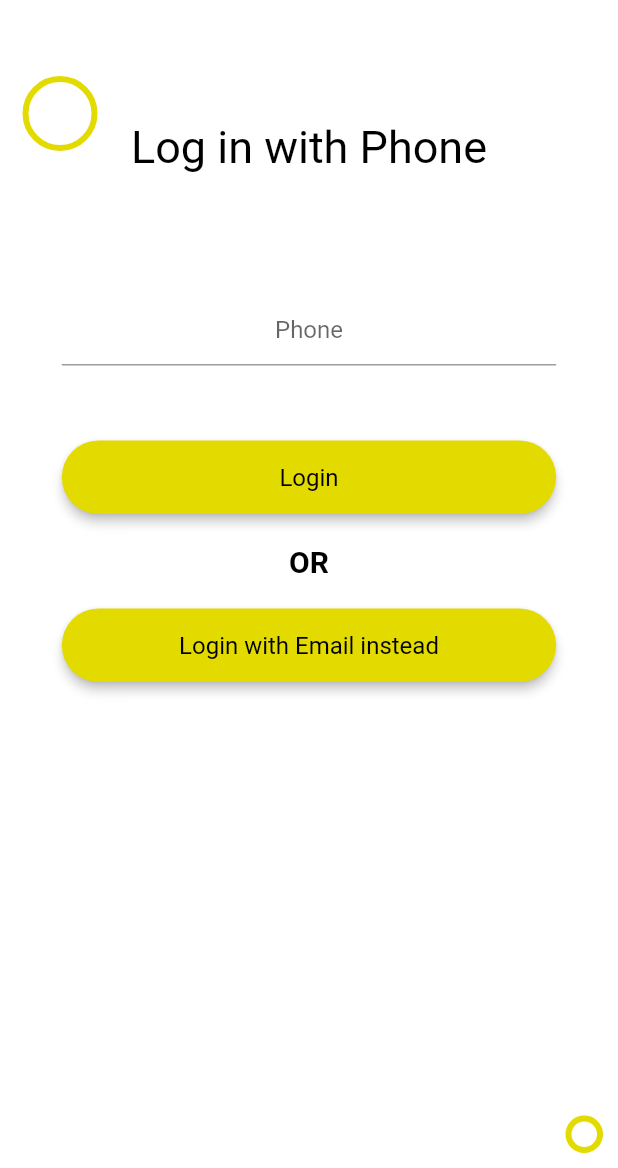
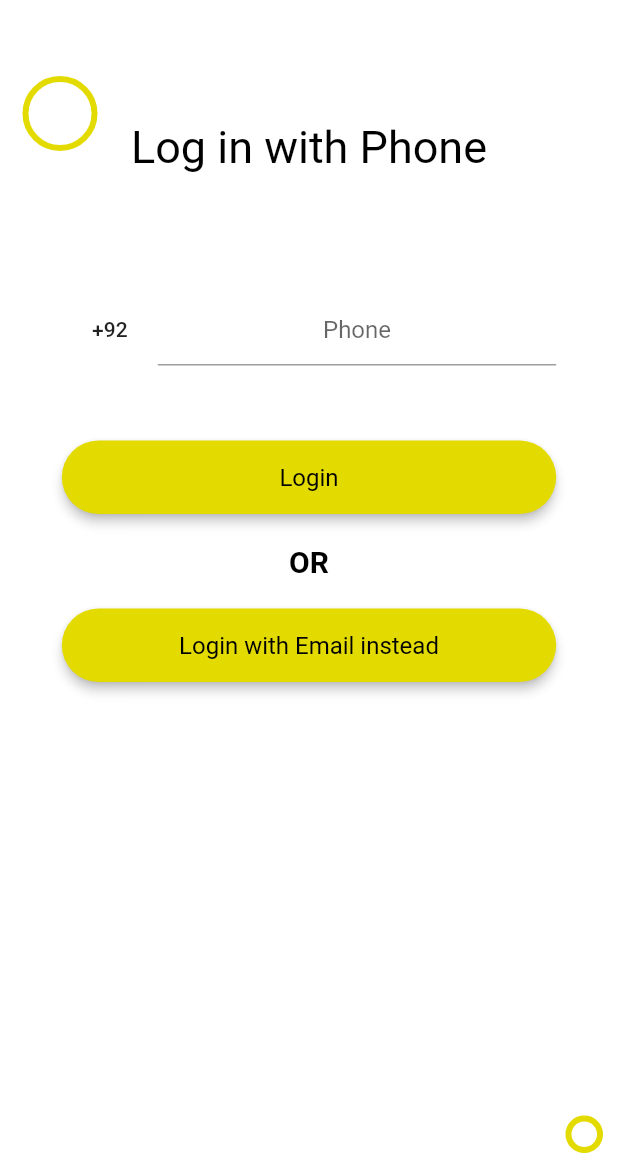
Before and after one commit to pbwauyo/flutter-auth-app, a Flutter app: the PhoneLogin screen opened directly, after a tap on "Login", on a phone screen of 412 x 824 dp, the part 68-1236 px from its top. Run offline on Flutter 3.47's test engine with Material 2 defaults, Android fonts, the phone set to English and light mode, and no system bars; drawn by our look-alikes of country_code_picker; our stand-ins replace bloc, cloud_firestore, email_validator, equatable, firebase_auth, firebase_core and 5 more; missing offline and left inert: flutter_facebook_auth, flutter_twitter_login, regexed_validator, twitter_api; accounts and stored records are empty; network calls fail.

Commit message:
added country picker for phone

```diff
--- a/lib/pages/phone_login.dart
+++ b/lib/pages/phone_login.dart
@@ -16,10 +16,20 @@ import 'package:flutter/cupertino.dart';
 import 'package:flutter/material.dart';
 import 'package:flutter_bloc/flutter_bloc.dart';
 import 'package:flutter_svg/flutter_svg.dart';
+import 'package:country_code_picker/country_code_picker.dart';
 
-class PhoneLogin extends StatelessWidget {
+
+class PhoneLogin extends StatefulWidget {
+  @override
+  _PhoneLoginState createState() => _PhoneLoginState();
+}
+
+class _PhoneLoginState extends State<PhoneLogin> {
   final _phoneTxtController  = TextEditingController();
+
   final _authRepo = AuthRepo();
+  final _initialSelection = "+92";
+  String _dialCode;
 
   @override
   Widget build(BuildContext context) {
@@ -63,12 +73,25 @@ class PhoneLogin extends StatelessWidget {
                       child: Container(
                         width: screenWidth * 0.8,
                         margin: const EdgeInsets.only(bottom: 10, top: 80),
+                        child: Row(
+                          children: [
+                            CountryCodePicker(
+                              showFlag: false,
+                              initialSelection: _initialSelection,
+                              onChanged: (CountryCode countryCode){
+                                _dialCode = countryCode.dialCode;
+                              },
+                            ),
+                            Expanded(
                               child: CustomInputField(
                                 textInputType: TextInputType.phone,
                                 placeholder: "Phone",
                                 drawUnderlineBorder: true,
                                 showIcon: false,
                                 controller: _phoneTxtController,
+                              ),
+                            ),
+                          ],
                         ),
                       ),
                     ),
@@ -85,7 +108,7 @@ class PhoneLogin extends StatelessWidget {
                               showProgress: state is LoginInProgress,
                               padding: const EdgeInsets.symmetric(horizontal: 40, vertical: 15),
                               onTap: () async{
-                                final phone = _phoneTxtController.text.trim();
+                                final phone = _dialCode + _phoneTxtController.text.trim();
 
                                 if(phone.isNotEmpty){
                                   if(!(Validators.validatePhoneNumber(phone)) ){
@@ -95,7 +118,7 @@ class PhoneLogin extends StatelessWidget {
                                     );
                                     return;
                                   }
-                                  await _authRepo.verifyUserPhoneNumber(phone, context);
+                                  await _authRepo.verifyUserPhoneNumber(phone, context, isLogin: true);
                                 }
                               },
                             );
```
Also changed, not shown: lib/pages/code_verification.dart (+24 -3 lines), lib/repos/auth_repo.dart (+21 -4 lines), lib/utils/methods.dart (+8 -2 lines), lib/utils/pref_manager.dart (+16 -0 lines). Lines whose indentation alone changed are shown as unchanged.
